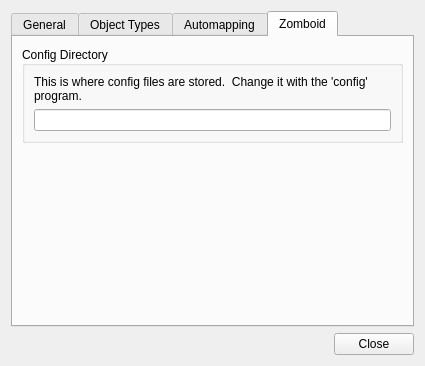
This is src/tiled/preferencesdialog.ui in timbaker/tiled as Qt 5 draws it before an edit. The edited form follows.
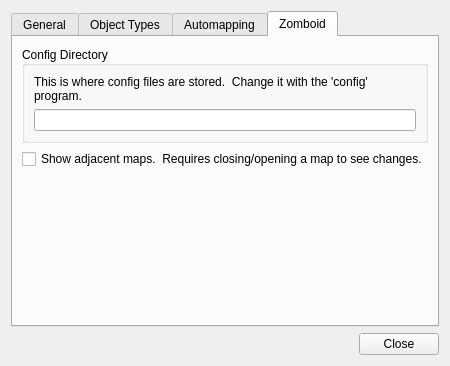
This is the edited form. The open tabs and pages were chosen to show the change. Icons and pictures are not drawn. Custom widgets are drawn as their Qt base class.

Commit message: Added "Show adjacent maps" setting.

The edit to the form file:
```diff
--- a/src/tiled/preferencesdialog.ui
+++ b/src/tiled/preferencesdialog.ui
@@ -371,6 +371,13 @@
          </layout>
         </widget>
        </item>
+       <item>
+        <widget class="QCheckBox" name="showAdjacent">
+         <property name="text">
+          <string>Show adjacent maps.  Requires closing/opening a map to see changes.</string>
+         </property>
+        </widget>
+       </item>
        <item>
         <spacer name="verticalSpacer_2">
          <property name="orientation">
```
Left out of the diff: 2 changed lines with no effect on the pictures. The commit also changes 4 other files.
